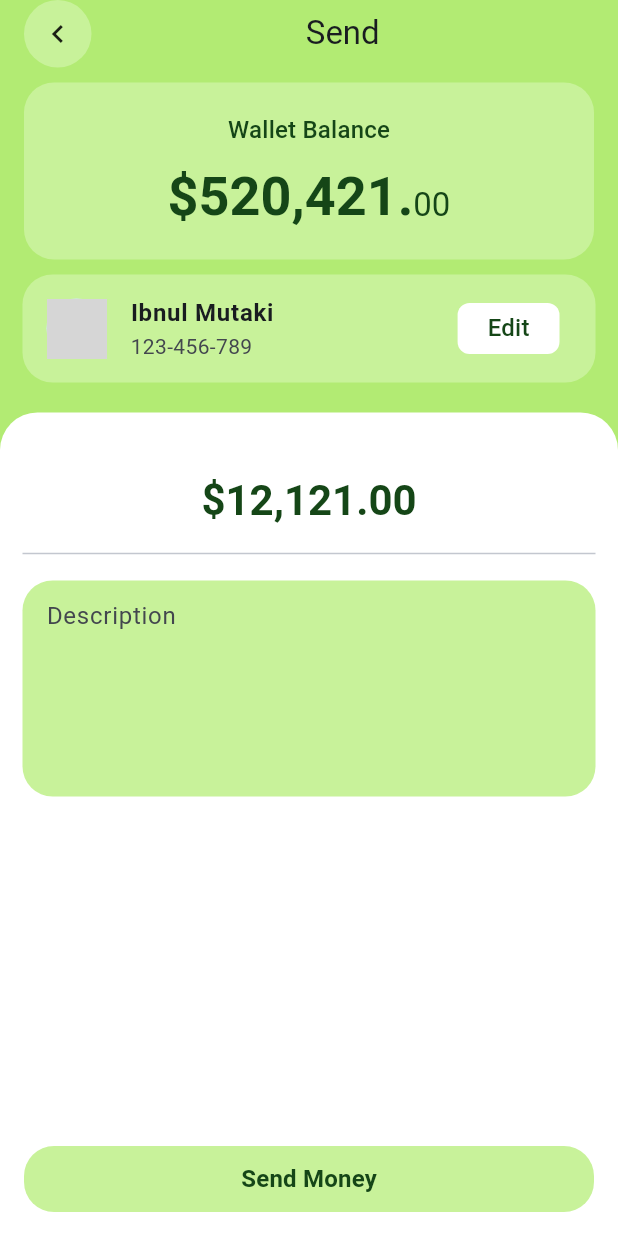
After one commit to cacing69/diaria_ui, a Flutter app: the PayhexHome screen opened directly, after a tap on "Send", on a phone screen of 412 x 824 dp. The commit adds this screen. Run offline on Flutter 3.47's test engine with Material 3 defaults, Android fonts, the phone set to English and light mode, and no system bars; our stand-ins replace gap; network calls fail; grey boxes are pictures that could not be loaded.

Commit message:
feat: add send screen

```diff
--- /dev/null
+++ b/lib/app/app_list.dart
@@ -0,0 +1,52 @@
+import 'package:diaria_ui/app/paynex/paynex_home.dart';
+import 'package:flutter/material.dart';
+
+class AppList extends StatefulWidget {
+  const AppList({super.key});
+
+  @override
+  State<AppList> createState() => _AppListState();
+}
+
+class _AppListState extends State<AppList> {
+  @override
+  Widget build(BuildContext context) {
+    return Scaffold(
+      appBar: AppBar(
+        backgroundColor: Theme.of(context).colorScheme.inversePrimary,
+        title: Text("App List"),
+      ),
+      body: ListView(
+        padding: EdgeInsets.all(5),
+
+        children: [
+          Card(
+            child: InkWell(
+              onTap: () {
+                Navigator.push(
+                  context,
+                  MaterialPageRoute<void>(builder: (context) => PayhexHome()),
+                );
+              },
+              child: Column(
+                children: [
+                  ListTile(
+                    title: Text(
+                      "Paynex",
+                      style: Theme.of(context).textTheme.titleSmall,
+                    ),
+                    subtitle: Text(
+                      "Finance Mobile App Deisgn Clean and Mordern",
+                      style: Theme.of(context).textTheme.titleSmall,
+                    ),
+                    leading: Icon(Icons.link),
+                  ),
+                ],
+              ),
+            ),
+          ),
+        ],
+      ), // This trailing comma makes auto-formatting nicer for build methods.
+    );
+  }
+}
--- a/lib/app/paynex/paynex_home.dart
+++ b/lib/app/paynex/paynex_home.dart
@@ -1,3 +1,4 @@
+import 'package:diaria_ui/app/paynex/paynex_send.dart';
 import 'package:flutter/material.dart';
 import 'package:gap/gap.dart';
 
@@ -33,7 +34,10 @@ class _PayhexHomeState extends State<PayhexHome> {
                       style: TextStyle(fontWeight: FontWeight.bold),
                     ),
                     subtitle: Text("ibnuul@gmail.com"),
-                    trailing: Icon(Icons.notifications_none),
+                    trailing: Icon(
+                      Icons.notifications_none,
+                      color: Color(0xff154617),
+                    ),
                   ),
                   // Gap(10),
                   Padding(
@@ -57,7 +61,7 @@ class _PayhexHomeState extends State<PayhexHome> {
                             crossAxisAlignment: CrossAxisAlignment.end,
                             children: [
                               Text(
-                                "\$520.421.",
+                                "\$520,421.",
                                 style: Theme.of(context).textTheme.displaySmall!
                                     .copyWith(
                                       fontWeight: FontWeight.bold,
@@ -90,7 +94,16 @@ class _PayhexHomeState extends State<PayhexHome> {
                                 mainAxisAlignment:
                                     MainAxisAlignment.spaceAround,
                                 children: [
-                                  Column(
+                                  GestureDetector(
+                                    onTap: () {
+                                      Navigator.push(
+                                        context,
+                                        MaterialPageRoute<void>(
+                                          builder: (context) => PaynexSend(),
+                                        ),
+                                      );
+                                    },
+                                    child: Column(
                                       children: [
                                         Icon(
                                           Icons.arrow_circle_up_rounded,
@@ -104,6 +117,7 @@ class _PayhexHomeState extends State<PayhexHome> {
                                           ),
                                         ),
                                       ],
+                                    ),
                                   ),
                                   Text("|"),
                                   Column(
--- /dev/null
+++ b/lib/app/paynex/paynex_send.dart
@@ -0,0 +1,221 @@
+import 'package:flutter/material.dart';
+import 'package:gap/gap.dart';
+
+class PaynexSend extends StatefulWidget {
+  const PaynexSend({super.key});
+
+  @override
+  State<PaynexSend> createState() => _PaynexSendState();
+}
+
+class _PaynexSendState extends State<PaynexSend> {
+  @override
+  Widget build(BuildContext context) {
+    return Scaffold(
+      backgroundColor: Color(0xffB2EB73),
+      body: SizedBox.expand(
+        child: Column(
+          children: [
+            SafeArea(
+              child: Padding(
+                padding: EdgeInsets.symmetric(horizontal: 16),
+                child: Row(
+                  children: [
+                    GestureDetector(
+                      child: SizedBox(
+                        width: 45,
+                        height: 45,
+                        child: Container(
+                          decoration: BoxDecoration(
+                            shape: BoxShape.circle,
+                            color: Color(0xffC8F29A),
+                          ),
+                          child: Center(child: Icon(Icons.chevron_left)),
+                        ),
+                      ),
+                      onTap: () {
+                        Navigator.pop(context);
+                      },
+                    ),
+                    Flexible(
+                      child: Center(
+                        child: Text(
+                          "Send",
+                          style: Theme.of(context).textTheme.titleLarge,
+                        ),
+                      ),
+                    ),
+                  ],
+                ),
+              ),
+            ),
+            Gap(10),
+            Padding(
+              padding: EdgeInsets.symmetric(horizontal: 16),
+              child: Container(
+                width: double.infinity,
+                decoration: BoxDecoration(
+                  borderRadius: BorderRadius.circular(20),
+                  color: Color(0xffC8F29A),
+                ),
+                child: Column(
+                  children: [
+                    Gap(20),
+                    Text(
+                      "Wallet Balance",
+                      style: Theme.of(context).textTheme.titleMedium!.copyWith(
+                        color: Color(0xff154617),
+                      ),
+                    ),
+                    Gap(10),
+                    Row(
+                      mainAxisAlignment: MainAxisAlignment.center,
+                      crossAxisAlignment: CrossAxisAlignment.end,
+                      children: [
+                        Text(
+                          "\$520,421.",
+                          style: Theme.of(context).textTheme.displaySmall!
+                              .copyWith(
+                                fontWeight: FontWeight.bold,
+                                color: Color(0xff154617),
+                              ),
+                        ),
+                        Padding(
+                          padding: EdgeInsets.only(bottom: 2),
+                          child: Text(
+                            "00",
+                            style: Theme.of(context).textTheme.titleLarge!
+                                .copyWith(color: Color(0xff154617)),
+                          ),
+                        ),
+                      ],
+                    ),
+                    Gap(20),
+                  ],
+                ),
+              ),
+            ),
+            Gap(10),
+            Padding(
+              padding: EdgeInsets.symmetric(horizontal: 15),
+              child: Container(
+                width: double.infinity,
+                decoration: BoxDecoration(
+                  borderRadius: BorderRadius.circular(20),
+                  color: Color(0xffC8F29A),
+                ),
+                child: ListTile(
+                  leading: CircleAvatar(
+                    backgroundImage: NetworkImage(
+                      "https://avatars.githubusercontent.com/u/36250619?v=4",
+                    ),
+                  ),
+                  title: Text(
+                    "Ibnul Mutaki",
+                    style: TextStyle(fontWeight: FontWeight.bold),
+                  ),
+                  subtitle: Text("123-456-789"),
+                  trailing: Container(
+                    padding: EdgeInsets.symmetric(horizontal: 20, vertical: 5),
+                    decoration: BoxDecoration(
+                      borderRadius: BorderRadius.circular(8),
+                      color: Colors.white,
+                    ),
+                    child: Text(
+                      "Edit",
+                      style: Theme.of(context).textTheme.titleMedium!.copyWith(
+                        color: Color(0xff154617),
+                      ),
+                    ),
+                  ),
+                ),
+              ),
+            ),
+            Gap(20),
+            Flexible(
+              child: Container(
+                width: double.infinity,
+                decoration: BoxDecoration(
+                  borderRadius: BorderRadius.only(
+                    topLeft: Radius.circular(25),
+                    topRight: Radius.circular(25),
+                  ),
+                  color: Colors.white,
+                ),
+                child: Column(
+                  children: [
+                    Gap(40),
+                    Text(
+                      "\$12,121.00",
+                      style: Theme.of(context).textTheme.headlineMedium!
+                          .copyWith(
+                            fontWeight: FontWeight.bold,
+                            color: Color(0xff154617),
+                          ),
+                    ),
+                    Gap(10),
+                    Padding(
+                      padding: const EdgeInsets.symmetric(horizontal: 15),
+                      child: Divider(),
+                    ),
+                    Gap(10),
+                    Padding(
+                      padding: const EdgeInsets.symmetric(horizontal: 15),
+                      child: Container(
+                        decoration: BoxDecoration(
+                          borderRadius: BorderRadius.circular(20),
+                          color: Color(0xffC8F29A),
+                        ),
+                        child: TextField(
+                          decoration: InputDecoration(
+                            contentPadding: EdgeInsets.symmetric(
+                              horizontal: 16,
+                              vertical: 12,
+                            ),
+                            border: InputBorder.none,
+                            enabledBorder: InputBorder.none,
+                            focusedBorder: InputBorder.none,
+                            errorBorder: InputBorder.none,
+                            disabledBorder: InputBorder.none,
+                            hintText: "Description",
+                          ),
+                          maxLines: 5,
+                        ),
+                      ),
+                    ),
+                    Spacer(),
+                    Padding(
+                      padding: EdgeInsets.all(16.0),
+                      child: SafeArea(
+                        child: Container(
+                          width: double.infinity,
+                          decoration: BoxDecoration(
+                            borderRadius: BorderRadius.circular(20),
+                            color: Color(0xffC8F29A),
+                          ),
+                          child: Center(
+                            child: Padding(
+                              padding: const EdgeInsets.all(10.0),
+                              child: Text(
+                                "Send Money",
+                                style: Theme.of(context).textTheme.titleMedium!
+                                    .copyWith(
+                                      fontWeight: FontWeight.bold,
+                                      color: Color(0xff154617),
+                                    ),
+                              ),
+                            ),
+                          ),
+                        ),
+                      ),
+                    ),
+                  ],
+                ),
+              ),
+            ),
+          ],
+        ),
+      ),
+    );
+  }
+}
--- a/lib/main.dart
+++ b/lib/main.dart
@@ -1,4 +1,4 @@
-import 'package:diaria_ui/app/paynex/paynex_home.dart';
+import 'package:diaria_ui/app/app_list.dart';
 import 'package:flutter/material.dart';
 
 void main() {
@@ -13,21 +13,6 @@ class MyApp extends StatelessWidget {
     return MaterialApp(
       title: 'Diaria UI',
       theme: ThemeData(
-        // This is the theme of your application.
-        //
-        // TRY THIS: Try running your application with "flutter run". You'll see
-        // the application has a purple toolbar. Then, without quitting the app,
-        // try changing the seedColor in the colorScheme below to Colors.green
-        // and then invoke "hot reload" (save your changes or press the "hot
-        // reload" button in a Flutter-supported IDE, or press "r" if you used
-        // the command line to start the app).
-        //
-        // Notice that the counter didn't reset back to zero; the application
-        // state is not lost during the reload. To reset the state, use hot
-        // restart instead.
-        //
-        // This works for code too, not just values: Most code changes can be
-        // tested with just a hot reload.
         colorScheme: ColorScheme.fromSeed(seedColor: Colors.blue),
       ),
       home: const Application(),
@@ -47,12 +32,7 @@ class _ApplicationState extends State<Application> {
   Widget build(BuildContext context) {
     return Scaffold(
       appBar: AppBar(
-        // TRY THIS: Try changing the color here to a specific color (to
-        // Colors.amber, perhaps?) and trigger a hot reload to see the AppBar
-        // change color while the other colors stay the same.
         backgroundColor: Theme.of(context).colorScheme.inversePrimary,
-        // Here we take the value from the Application object that was created by
-        // the App.build method, and use it to set our appbar title.
         title: Text("Diaria UI"),
       ),
       body: ListView(
@@ -64,7 +44,7 @@ class _ApplicationState extends State<Application> {
               onTap: () {
                 Navigator.push(
                   context,
-                  MaterialPageRoute<void>(builder: (context) => PayhexHome()),
+                  MaterialPageRoute<void>(builder: (context) => AppList()),
                 );
               },
               child: Column(
@@ -78,6 +58,7 @@ class _ApplicationState extends State<Application> {
                       "App Screen Collection",
                       style: Theme.of(context).textTheme.titleSmall,
                     ),
+                    leading: Icon(Icons.chevron_left),
                   ),
                 ],
               ),
@@ -96,13 +77,14 @@ class _ApplicationState extends State<Application> {
                       "Home UI Collection",
                       style: Theme.of(context).textTheme.titleSmall,
                     ),
+                    leading: Icon(Icons.chevron_left),
                   ),
                 ],
               ),
             ),
           ),
         ],
-      ), // This trailing comma makes auto-formatting nicer for build methods.
+      ),
     );
   }
 }
```
Also changed, not shown: screens/app/paynex/home.png, screens/app/paynex/send.png (added), 3 other files. Lines whose indentation alone changed are shown as unchanged.
